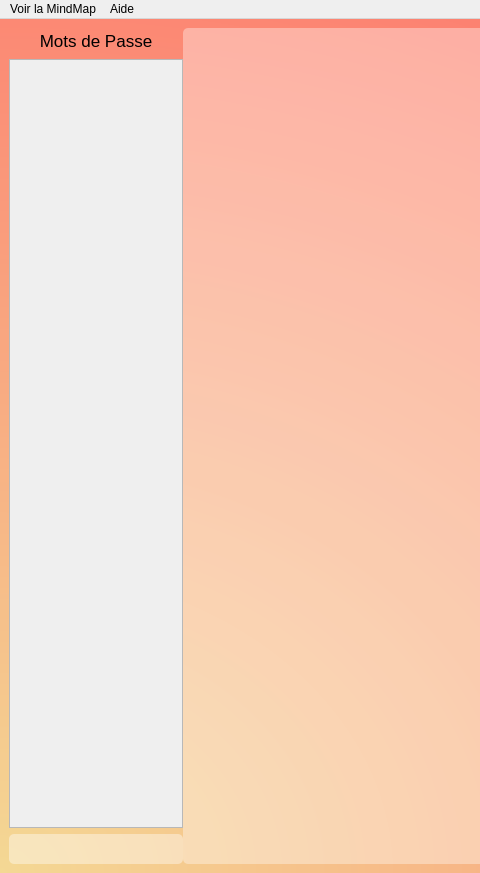
First picture: the form in Interface_graphique/PyQt/UI/fenetreGestion.ui, repository MindPass/Code, before the edit; both pictures show x 0 to 480 and y 0 to 873 of the 1119 by 873 pixel window.
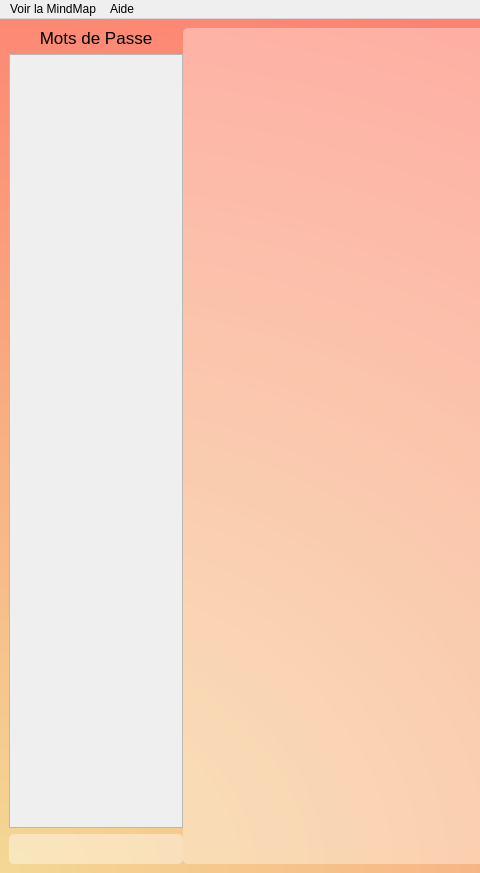
Second picture: the form after the edit. Icons and pictures are not drawn.

Commit message: Resolving issue max-height row MDP

Patch:
```diff
--- a/Interface_graphique/PyQt/UI/fenetreGestion.ui
+++ b/Interface_graphique/PyQt/UI/fenetreGestion.ui
@@ -91,7 +91,7 @@
           <property name="maximumSize">
            <size>
             <width>16777215</width>
-            <height>769</height>
+            <height>16777215</height>
            </size>
           </property>
           <property name="widgetResizable">
@@ -105,8 +105,8 @@
             <rect>
              <x>0</x>
              <y>0</y>
-             <width>172</width>
-             <height>767</height>
+             <width>260</width>
+             <height>699</height>
             </rect>
            </property>
            <layout class="QVBoxLayout" name="verticalLayout_2"/>
```
Left out of the diff: 10 changed lines with no effect on the pictures. The commit also changes 2 other files.
